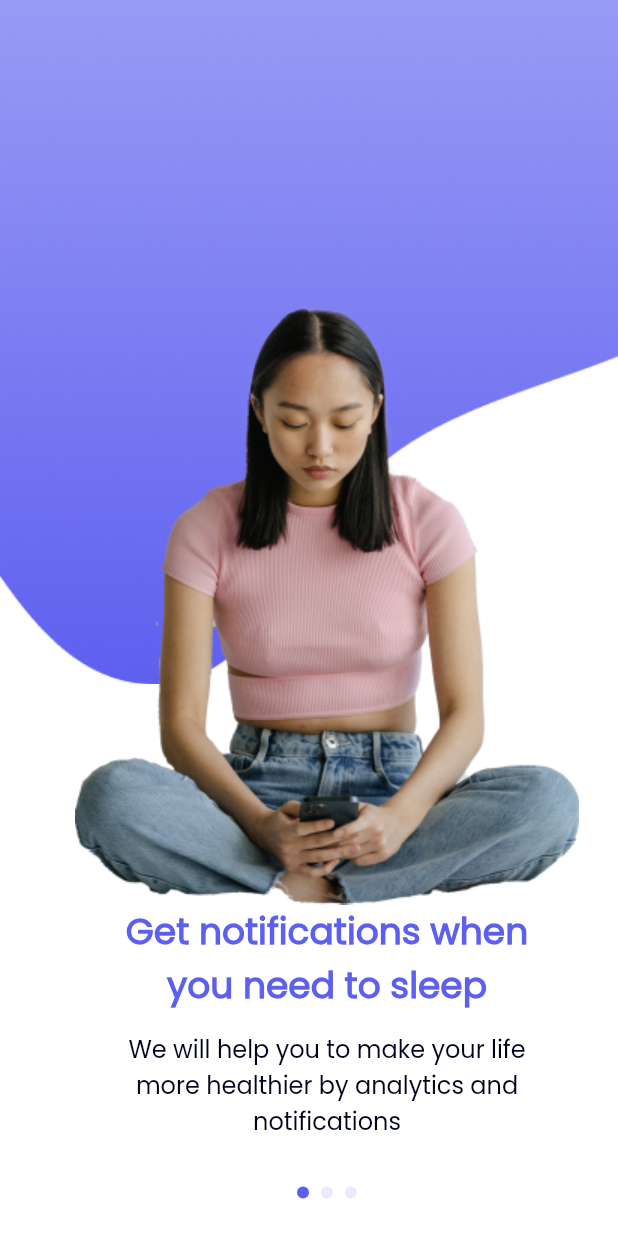
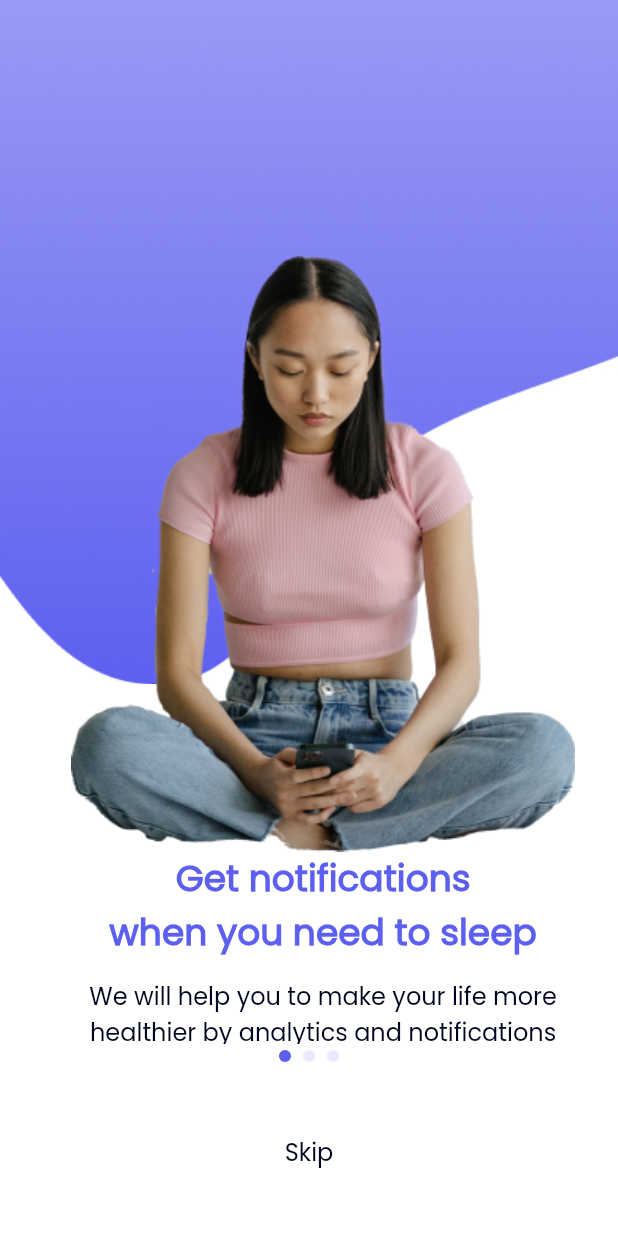
Before and after one commit to raaz0n/sleepfit, a Flutter app: the screen it shows after launch, after a tap on "Get Started", on a phone screen of 412 x 824 dp. Run offline on Flutter 3.47's test engine with Material 2 defaults, Android fonts, the phone set to English and light mode, and no system bars; our stand-ins replace date_picker_timeline, fl_chart, flutter_svg, flutter_time_picker_spinner, font_awesome_flutter, percent_indicator.

Commit message:
fixed size error

```diff
--- a/lib/common/string.manager.dart
+++ b/lib/common/string.manager.dart
@@ -1,7 +1,7 @@
 class AppStrings {
   static const String getStarted = "Get Started";
   static const String onBoardingTitle1 =
-      "Get notifications when you need to sleep";
+      "Get notifications \nwhen you need to sleep";
   static const String onBoardingTitle2 = "Your sleep makes you stronger";
   static const String onBoardingTitle3 = "Improve sleep quality";
 
--- a/lib/common/value.manager.dart
+++ b/lib/common/value.manager.dart
@@ -37,6 +37,7 @@ class AppSize {
   static const double s100 = 100.0;
   static const double s140 = 140.0;
   static const double s165 = 165.0;
+  static const double s190 = 190.0;
   static const double s200 = 200.0;
   static const double s210 = 210.0;
   static const double s285 = 285.0;
--- a/lib/pages/Splash/splash.screen.dart
+++ b/lib/pages/Splash/splash.screen.dart
@@ -3,7 +3,6 @@ import 'package:flutter_svg/svg.dart';
 import 'package:sleepfit/common/color.manager.dart';
 import 'package:sleepfit/common/font.manager.dart';
 import 'package:sleepfit/common/string.manager.dart';
-import 'package:sleepfit/common/value.manager.dart';
 import 'package:sleepfit/pages/onboard/onboard.screen.dart';
 import 'package:sleepfit/widgets/default.button.dart';
 
@@ -12,25 +11,27 @@ class SplashScreen extends StatelessWidget {
 
   @override
   Widget build(BuildContext context) {
+    Size size = MediaQuery.of(context).size;
     return Scaffold(
       body: Center(
         child: Column(
           crossAxisAlignment: CrossAxisAlignment.center,
           children: [
-            const SizedBox(
-              height: 416,
+            SizedBox(
+              height: size.height * 0.40,
             ),
             SvgPicture.asset("assets/icons/Vector.svg"),
-            const SizedBox(
-              height: 14,
+            SizedBox(
+              height: MediaQuery.of(context).size.height * 0.014,
             ),
             RichText(
               text: TextSpan(
                   text: 'Sleep',
                   style: const TextStyle(
-                      color: Color.fromRGBO(0, 0, 0, 1),
-                      fontSize: FontSize.s24,
-                      fontWeight: FontWeight.bold),
+                    color: Color.fromRGBO(0, 0, 0, 1),
+                    fontSize: FontSize.s24,
+                    fontWeight: FontWeight.bold,
+                  ),
                   children: [
                     TextSpan(
                       text: 'Fit',
@@ -42,8 +43,8 @@ class SplashScreen extends StatelessWidget {
                     )
                   ]),
             ),
-            const SizedBox(
-              height: AppSize.s300,
+            SizedBox(
+              height: size.height * 0.30,
             ),
             DefaultButton(
               text: AppStrings.getStarted,
--- a/lib/pages/Statistics/widgets/bar.chart.widget2.dart
+++ b/lib/pages/Statistics/widgets/bar.chart.widget2.dart
@@ -211,6 +211,9 @@ class BarChartSample2State extends State<BarChartSample2> {
     );
     String text;
     switch (value.toInt()) {
+      case 100:
+        text = '100';
+        break;
       case 80:
         text = '80';
         break;
@@ -223,6 +226,9 @@ class BarChartSample2State extends State<BarChartSample2> {
       case 20:
         text = '20';
         break;
+      case 0:
+        text = '0';
+        break;
 
       default:
         return Container();
--- a/lib/pages/music/music.screen.dart
+++ b/lib/pages/music/music.screen.dart
@@ -10,8 +10,7 @@ class MusicScreen extends StatelessWidget {
   @override
   Widget build(BuildContext context) {
     return Scaffold(
-      body: SafeArea(
-        child: Padding(
+      body: Padding(
         padding: const EdgeInsets.symmetric(horizontal: AppSize.s20),
         child: ListView(
           children: const [
@@ -23,7 +22,6 @@ class MusicScreen extends StatelessWidget {
           ],
         ),
       ),
-      ),
     );
   }
 }
--- a/lib/pages/onboard/onboard.screen.dart
+++ b/lib/pages/onboard/onboard.screen.dart
@@ -1,11 +1,11 @@
 import 'package:flutter/material.dart';
 import 'package:sleepfit/common/color.manager.dart';
 import 'package:sleepfit/common/value.manager.dart';
-import 'package:sleepfit/pages/Auth/login.screen.dart';
 
 import '../../common/string.manager.dart';
 import '../../widgets/large.text.widget.dart';
 import '../../widgets/small.text.widget.dart';
+import '../Auth/login.screen.dart';
 import 'models/onboard.model.dart';
 
 class OnboardScreen extends StatefulWidget {
@@ -56,6 +56,46 @@ class _OnboardScreenState extends State<OnboardScreen> {
                   )),
             ),
           ),
+          Row(
+            mainAxisSize: MainAxisSize.min,
+            children: [
+              for (var i = 0; i < onboardScreen.length; i++)
+                Padding(
+                  padding: const EdgeInsets.all(4),
+                  child: AnimatedContainer(
+                    duration: const Duration(milliseconds: 480),
+                    decoration: BoxDecoration(
+                      borderRadius: BorderRadius.circular(8),
+                      color: _selectedIndex == i
+                          ? const Color(0xff5D5FEF)
+                          : const Color(0xffECE8FD),
+                    ),
+                    width: AppSize.s8,
+                    height: AppSize.s8,
+                  ),
+                )
+            ],
+          ),
+          const SizedBox(
+            height: AppSize.s45,
+          ),
+          GestureDetector(
+            onTap: () {
+              Navigator.pushReplacement(
+                context,
+                MaterialPageRoute(
+                  builder: (context) => LoginScreen(),
+                ),
+              );
+            },
+            child: AppSmallText(
+              text: AppStrings.skip,
+              color: ColorManager.subTitle,
+            ),
+          ),
+          const SizedBox(
+            height: AppSize.s45,
+          ),
         ],
       ),
     );
@@ -85,8 +125,8 @@ class OnboardContent extends StatelessWidget {
           alignment: AlignmentDirectional.topStart,
         ),
         Positioned(
-          top: AppSize.s200,
-          left: AppSize.s50,
+          top: MediaQuery.of(context).size.height * 0.2,
+          left: AppSize.s30,
           child: Column(
             mainAxisAlignment: MainAxisAlignment.start,
             crossAxisAlignment: CrossAxisAlignment.center,
@@ -100,7 +140,7 @@ class OnboardContent extends StatelessWidget {
                 ),
               ]),
               SizedBox(
-                width: AppSize.s300,
+                width: MediaQuery.of(context).size.width * 0.9,
                 child: AppLargeText(
                   text: title,
                   color: ColorManager.titleText,
@@ -110,52 +150,12 @@ class OnboardContent extends StatelessWidget {
                 height: AppSize.s12,
               ),
               SizedBox(
-                width: AppSize.s300,
+                width: MediaQuery.of(context).size.width * 0.8,
                 child: AppSmallText(
                   text: description,
                   color: ColorManager.subTitle,
                 ),
               ),
-              const SizedBox(
-                height: AppSize.s28,
-              ),
-              Row(
-                mainAxisSize: MainAxisSize.min,
-                children: [
-                  for (var i = 0; i < onboardScreen.length; i++)
-                    Padding(
-                      padding: const EdgeInsets.all(4),
-                      child: AnimatedContainer(
-                        duration: const Duration(milliseconds: 480),
-                        decoration: BoxDecoration(
-                          borderRadius: BorderRadius.circular(8),
-                          color: index == i
-                              ? const Color(0xff5D5FEF)
-                              : const Color(0xffECE8FD),
-                        ),
-                        width: AppSize.s8,
-                        height: AppSize.s8,
-                      ),
-                    )
-                ],
-              ),
-              const SizedBox(
-                height: AppSize.s45,
-              ),
-              GestureDetector(
-                onTap: () {
-                  Navigator.pushReplacement(
-                    context,
-                    MaterialPageRoute(
-                      builder: (context) => LoginScreen(),
-                    ),
-                  );
-                },
-                child: AppSmallText(
-                  text: AppStrings.skip,
-                  color: ColorManager.subTitle,
-                ),
-              )
             ],
           ),
         ),
```
Also changed, not shown: lib/pages/Auth/forget.screen.dart (+7 -9 lines), lib/pages/Auth/login.screen.dart (+16 -17 lines), lib/pages/Auth/register.screen.dart (+4 -3 lines), lib/pages/Home/home.screen.dart (+14 -10 lines), lib/pages/Journal/widgets/line.chart.widget.dart (+8 -8 lines), lib/pages/Statistics/widgets/bar.chart.widget.dart (+17 -5 lines), lib/pages/Statistics/widgets/topTabBar.widget.dart (+26 -25 lines), lib/pages/music/widgets/tabbar.widget.dart (+28 -13 lines). Lines whose indentation alone changed are shown as unchanged.
